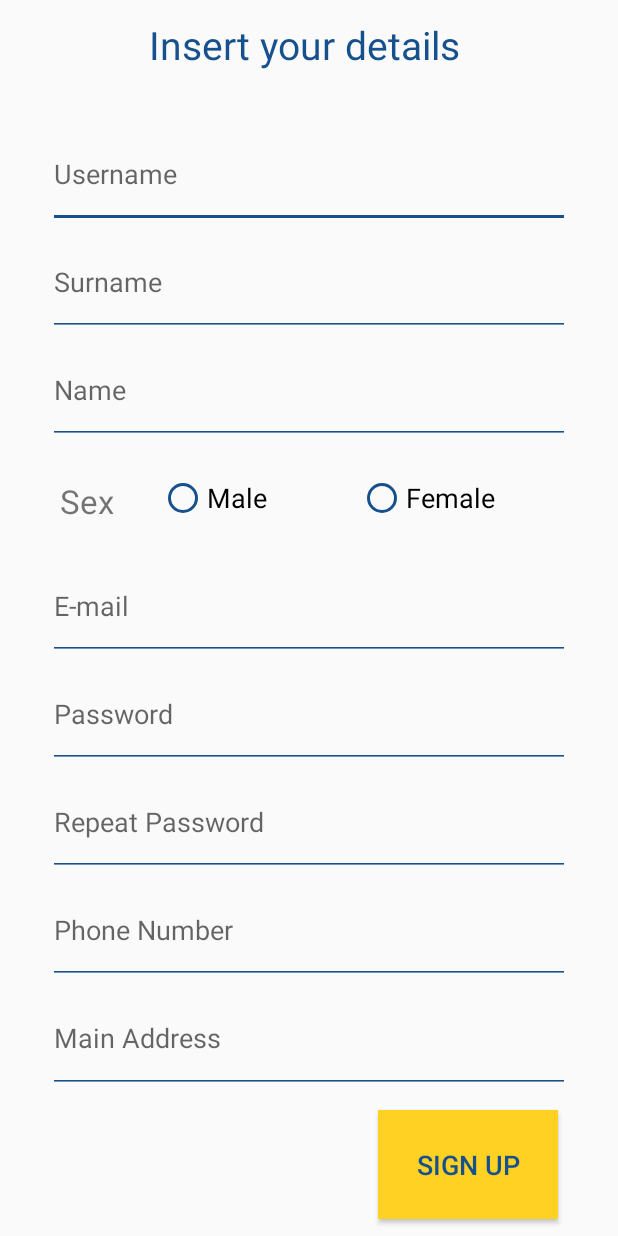
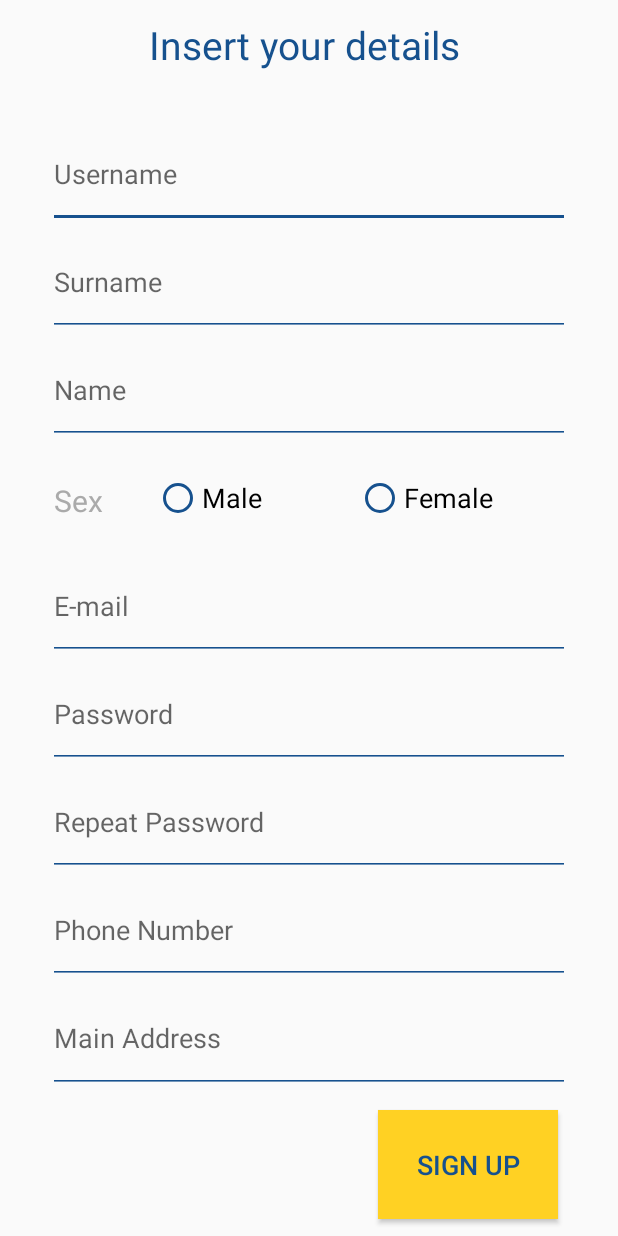
Before and after one commit to SirQuickWay/CarryOnDev, an Android app: the screen it shows after launch (SignupActivity), on a phone screen of 412 x 824 dp. Run offline under Robolectric (Android 15) with nearby library versions, the phone set to English and light mode, and no system bars.

Commit message:
Singup layout updated.

```diff
--- a/app/src/main/res/layout/activity_signup.xml
+++ b/app/src/main/res/layout/activity_signup.xml
@@ -76,13 +76,14 @@
             android:id="@+id/editText_sex"
             android:layout_width="0dp"
             android:layout_height="match_parent"
-            android:layout_marginStart="8dp"
+            android:layout_marginStart="4dp"
             android:layout_weight="0.5"
             android:gravity="center_vertical"
             android:paddingBottom="4dp"
             android:paddingTop="8dp"
             android:text="@string/sex"
-            android:textSize="22sp" />
+            android:textColor="@android:color/darker_gray"
+            android:textSize="20sp" />
 
         <RadioGroup
             android:id="@+id/radioGroup"
```
